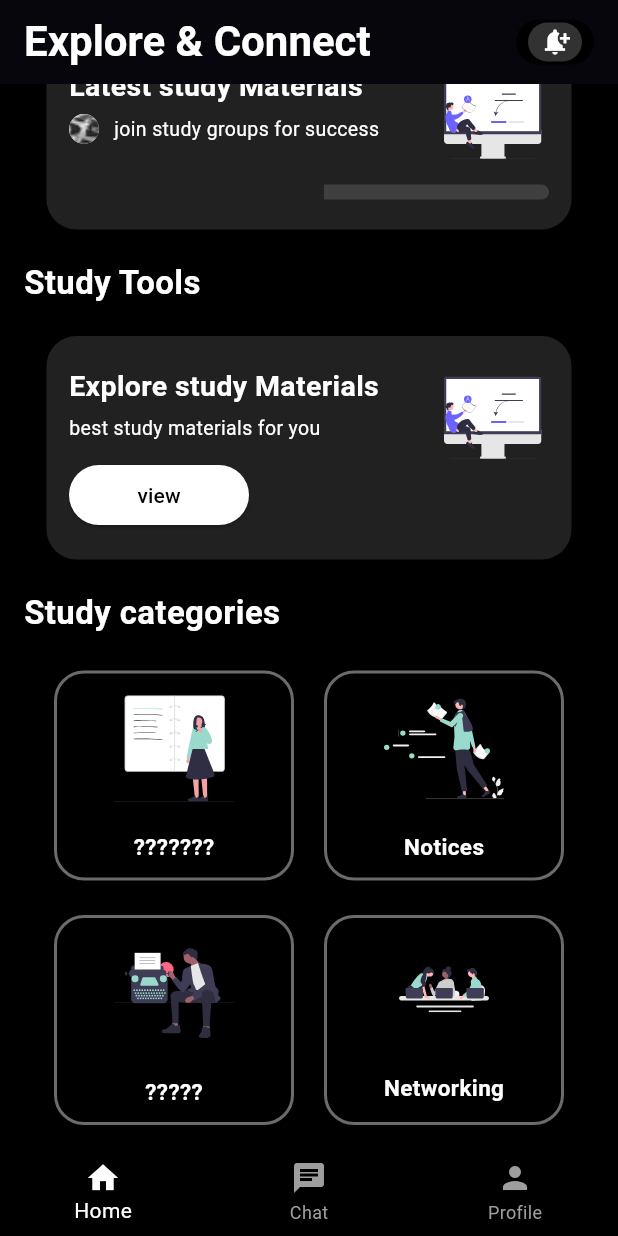
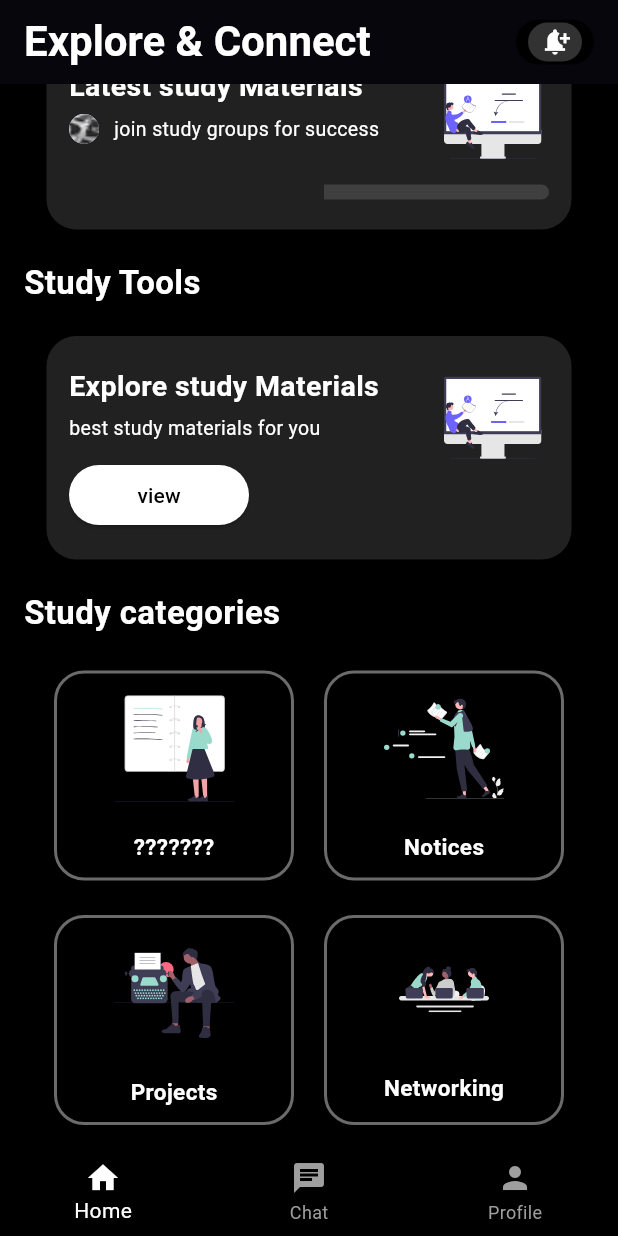
Before and after one commit to SajalSatsangi/Seekho_Buddy2, a Flutter app: the screen it shows once a user with an empty profile is signed in, scrolled down 56 dp, on a phone screen of 412 x 824 dp. Run offline on Flutter 3.47's test engine with Material 3 defaults, Android fonts, the phone set to English and light mode, and no system bars; our stand-ins replace animated_splash_screen, cloud_firestore, firebase_auth, firebase_core, flutter_spinkit, flutter_svg and 1 more; missing offline and left inert: flutter_cached_pdfview; accounts and stored records are empty.

Commit message:
update home page

```diff
--- a/lib/home.dart
+++ b/lib/home.dart
@@ -449,7 +449,7 @@ class _HomeState extends State<Home> {
                                           padding:
                                               const EdgeInsets.only(top: 15),
                                           child: Text(
-                                            '?????',
+                                            'Projects',
                                             style: TextStyle(
                                               color: Colors.white,
                                               fontWeight: FontWeight.bold,
```
